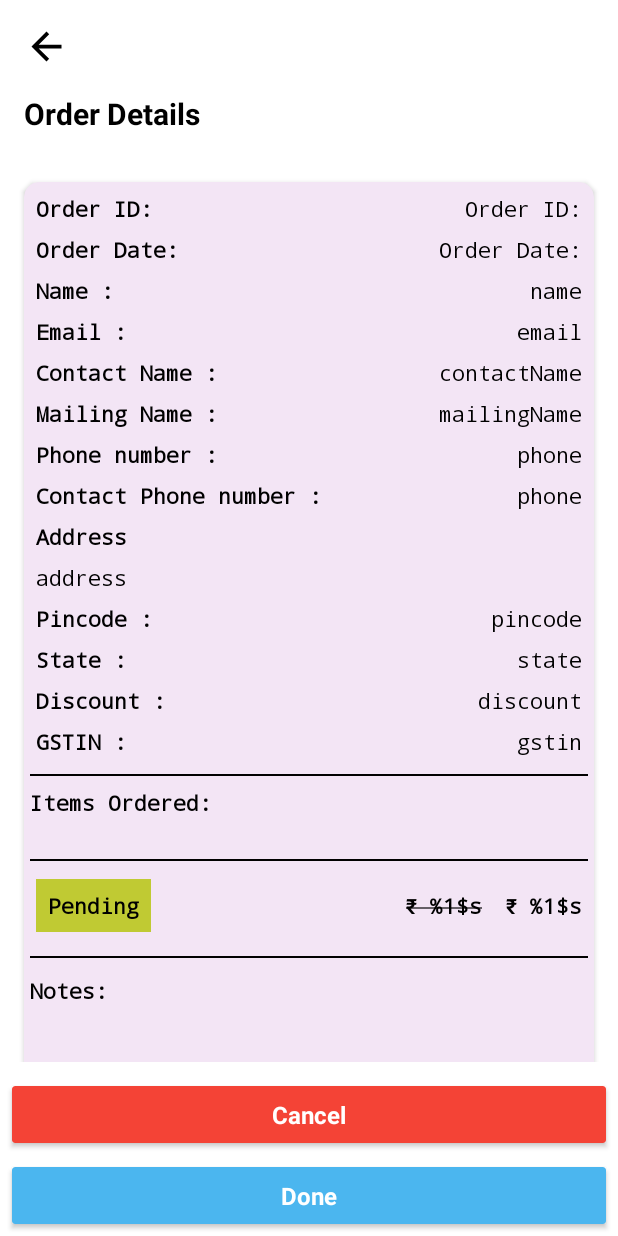
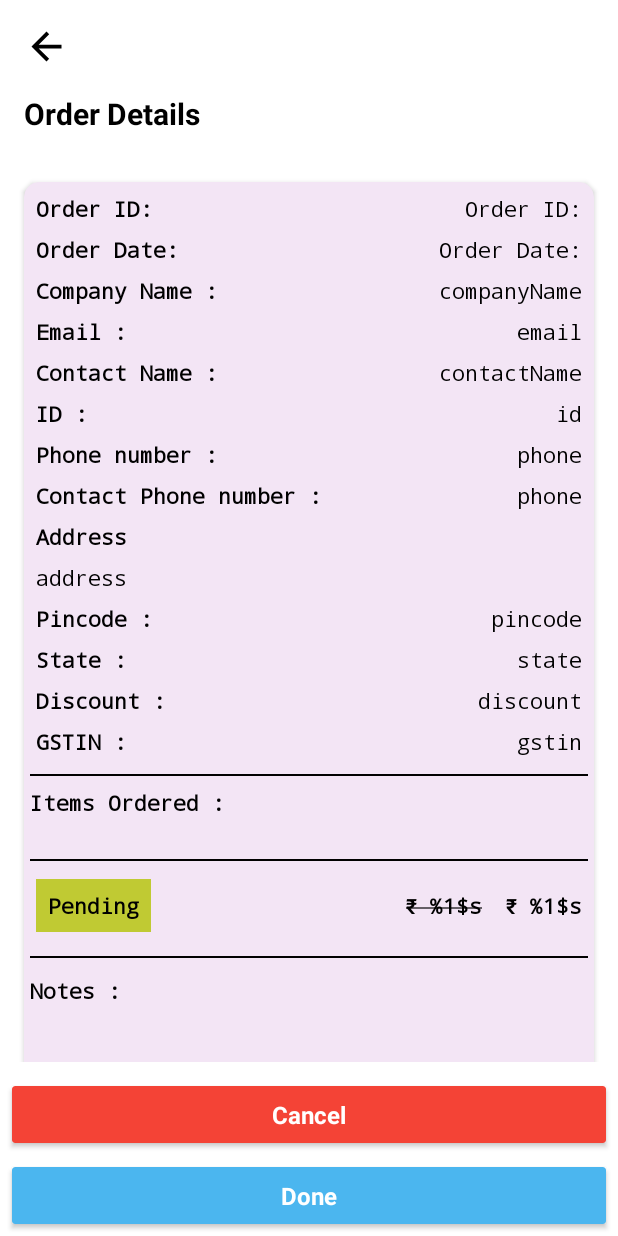
Before and after one commit to pycrash/Hercules, an Android app: the DetailedOrdersActivity screen opened directly, with no data from a screen before it, on a phone screen of 412 x 824 dp. Run offline under Robolectric (Android 15) with nearby library versions, the phone set to English and light mode, and no system bars; our stand-ins replace Firebase (no records; nobody signed in at launch, a user with empty details on screens opened directly); libraries missing offline, so code that uses them is left out: com.orhanobut.hawk; 37 statements that could not run were skipped.

Commit message:
Firestore Document fields id Changed

```diff
--- a/app/src/main/java/com/example/hercules/Home/HomeActivity.java
+++ b/app/src/main/java/com/example/hercules/Home/HomeActivity.java
@@ -14,7 +14,6 @@ import androidx.fragment.app.FragmentManager;
 import androidx.fragment.app.FragmentPagerAdapter;
 import androidx.viewpager.widget.ViewPager;
 
-import android.content.DialogInterface;
 import android.content.Intent;
 
 import com.andremion.counterfab.CounterFab;
@@ -42,7 +41,6 @@ import com.orhanobut.hawk.Hawk;
 import android.content.SharedPreferences;
 import android.net.Uri;
 import android.os.Bundle;
-import android.os.Handler;
 import android.util.Log;
 import android.view.LayoutInflater;
 import android.view.Menu;
@@ -360,12 +358,12 @@ public class HomeActivity extends AppCompatActivity implements NavigationView.On
         View hView = navigationView.getHeaderView(0);
 
         Log.d(TAG, "setupHeaderView: Header View credentials");
-        Log.d(TAG, "setupHeaderView: name: " + Hawk.get(getString(R.string.name)));
+        Log.d(TAG, "setupHeaderView: name: " + Hawk.get(getString(R.string.companyName)));
         Log.d(TAG, "setupHeaderView: email : " + Hawk.get(getString(R.string.email)));
         Log.d(TAG, "setupHeaderView: phone : " + Hawk.get(getString(R.string.phone)));
 
         TextView header_name = hView.findViewById(R.id.textview_header_name);
-        String name = Hawk.get(getString(R.string.name));
+        String name = Hawk.get(getString(R.string.companyName));
         header_name.setText(name);
 
         TextView header_email = hView.findViewById(R.id.textView_header_email_address);
--- a/app/src/main/java/com/example/hercules/MyOrders/MyOrders.java
+++ b/app/src/main/java/com/example/hercules/MyOrders/MyOrders.java
@@ -1,16 +1,13 @@
 package com.example.hercules.MyOrders;
 
 import androidx.annotation.NonNull;
-import androidx.appcompat.app.AlertDialog;
 import androidx.appcompat.app.AppCompatActivity;
 import androidx.recyclerview.widget.LinearLayoutManager;
 import androidx.recyclerview.widget.RecyclerView;
 
-import android.content.Context;
 import android.os.Bundle;
 import android.os.Handler;
 import android.util.Log;
-import android.view.LayoutInflater;
 import android.view.View;
 import android.widget.ImageView;
 import android.widget.LinearLayout;
@@ -82,7 +79,7 @@ public class MyOrders extends AppCompatActivity {
 
     private void loadOrders() {
         Hawk.init(MyOrders.this).build();
-        DatabaseReference databaseReference = FirebaseDatabase.getInstance().getReference(Hawk.get(getString(R.string.mailingName)).toString().replaceAll(" ", "")).child(getString(R.string.firebase_orders));
+        DatabaseReference databaseReference = FirebaseDatabase.getInstance().getReference(Hawk.get(getString(R.string.id)).toString().replaceAll(" ", "")).child(getString(R.string.firebase_orders));
         databaseReference.addValueEventListener(new ValueEventListener() {
             @Override
             public void onDataChange(@NonNull DataSnapshot snapshot) {
--- a/app/src/main/java/com/example/hercules/Trading/LedgerFragment.java
+++ b/app/src/main/java/com/example/hercules/Trading/LedgerFragment.java
@@ -109,9 +109,9 @@ public class LedgerFragment extends Fragment {
         Log.d(TAG, "loadLedger: building Hawk");
         Hawk.init(Objects.requireNonNull(getContext())).build();
 
-        Log.d(TAG, "loadLedger: referencing child Ledger for " + Hawk.get(getString(R.string.mailingName)));
+        Log.d(TAG, "loadLedger: referencing child Ledger for " + Hawk.get(getString(R.string.id)));
 
-        DatabaseReference databaseReference = FirebaseDatabase.getInstance().getReference(Hawk.get(getString(R.string.mailingName)).toString().replaceAll(" ", "")).child(getString(R.string.ledger));
+        DatabaseReference databaseReference = FirebaseDatabase.getInstance().getReference(Hawk.get(getString(R.string.id)).toString().replaceAll(" ", "")).child(getString(R.string.ledger));
         databaseReference.addValueEventListener(new ValueEventListener() {
             @Override
             public void onDataChange(@NonNull DataSnapshot snapshot) {
--- a/app/src/main/java/com/example/hercules/Trading/SOLFragment.java
+++ b/app/src/main/java/com/example/hercules/Trading/SOLFragment.java
@@ -113,8 +113,8 @@ public class SOLFragment extends Fragment {
         Log.d(TAG, "loadSOL: building Hawk");
         Hawk.init(Objects.requireNonNull(getContext())).build();
 
-        Log.d(TAG, "loadSOL: referencing child SOL for " + Hawk.get(getString(R.string.mailingName)));
-        DatabaseReference databaseReference = FirebaseDatabase.getInstance().getReference(Hawk.get(getString(R.string.mailingName)).toString().replaceAll(" ", "")).child(getString(R.string.SOL));
+        Log.d(TAG, "loadSOL: referencing child SOL for " + Hawk.get(getString(R.string.id)));
+        DatabaseReference databaseReference = FirebaseDatabase.getInstance().getReference(Hawk.get(getString(R.string.id)).toString().replaceAll(" ", "")).child(getString(R.string.SOL));
         databaseReference.addValueEventListener(new ValueEventListener() {
             @Override
             public void onDataChange(@NonNull DataSnapshot snapshot) {
--- a/app/src/main/res/layout/activity_new_orders.xml
+++ b/app/src/main/res/layout/activity_new_orders.xml
@@ -136,7 +136,7 @@
                             android:layout_height="wrap_content"
                             android:layout_marginBottom="8dp"
                             android:fontFamily="monospace"
-                            android:text="@string/ui_name"
+                            android:text="@string/ui_company_name"
                             android:textColor="@color/text_color"
                             android:textSize="@dimen/secondary_text"
                             android:textStyle="bold" />
@@ -148,7 +148,7 @@
                             android:layout_gravity="end"
                             android:layout_marginBottom="8dp"
                             android:fontFamily="monospace"
-                            android:text="@string/name"
+                            android:text="@string/companyName"
                             android:textAlignment="viewEnd"
                             android:textColor="@color/text_color"
                             android:textSize="@dimen/secondary_text" />
@@ -226,7 +226,7 @@
                             android:layout_height="wrap_content"
                             android:layout_marginBottom="8dp"
                             android:fontFamily="monospace"
-                            android:text="@string/ui_mailing_name"
+                            android:text="@string/ui_id"
                             android:textColor="@color/text_color"
                             android:textSize="@dimen/secondary_text"
                             android:textStyle="bold" />
@@ -238,7 +238,7 @@
                             android:layout_gravity="end"
                             android:layout_marginBottom="8dp"
                             android:fontFamily="monospace"
-                            android:text="@string/mailingName"
+                            android:text="@string/id"
                             android:textAlignment="viewEnd"
                             android:textColor="@color/text_color"
                             android:textSize="@dimen/secondary_text" />
--- a/app/src/main/res/layout/home_activity_drawer_header.xml
+++ b/app/src/main/res/layout/home_activity_drawer_header.xml
@@ -18,7 +18,7 @@
         android:layout_height="wrap_content"
         android:layout_marginTop="@dimen/activity_vertical_margin"
         android:paddingTop="@dimen/standard_margin"
-        android:text="@string/name"
+        android:text="@string/companyName"
         android:textColor="@color/text_color"
         android:textSize="@dimen/page_big_titles" />
 
--- a/app/src/main/res/values/strings.xml
+++ b/app/src/main/res/values/strings.xml
@@ -9,9 +9,9 @@
     <!-- ****************************** Do not edit ****************************** -->
     <!-- ****************************** User credentials strings ****************************** -->
     <string name="email">email</string>
-    <string name="name">name</string>
+    <string name="companyName">companyName</string>
     <string name="phone">phone</string>
-    <string name="mailingName">mailingName</string>
+    <string name="id">id</string>
     <string name="address">address</string>
     <string name="pincode">pincode</string>
     <string name="state">state</string>
@@ -114,19 +114,19 @@
     <string name="ui_order_id">Order ID: </string>
     <string name="ui_order_date">Order Date: </string>
     <string name="ui_order_status">Order Status : </string>
-    <string name="ui_name">Name : </string>
+    <string name="ui_company_name">Company Name : </string>
     <string name="ui_email">Email : </string>
     <string name="ui_contact_name">Contact Name : </string>
     <string name="ui_contact_number">Contact Phone number : </string>
-    <string name="ui_mailing_name">Mailing Name : </string>
+    <string name="ui_id">ID : </string>
     <string name="ui_phone_number">Phone number : </string>
     <string name="ui_address">Address</string>
     <string name="ui_pincode">Pincode : </string>
     <string name="ui_state">State : </string>
     <string name="ui_discount">Discount : </string>
     <string name="ui_gstin">GSTIN : </string>
-    <string name="ui_items_ordered">Items Ordered: </string>
-    <string name="ui_notes">Notes: </string>
+    <string name="ui_items_ordered">Items Ordered : </string>
+    <string name="ui_notes">Notes : </string>
     <string name="ui_total">Total : </string>
     <string name="ui_new_total">New Total : </string>
     <string name="view_full_order_details">View full order details</string>
```
Also changed, not shown: app/src/main/java/com/example/hercules/LoginAndRegister/AccountInfo.java (+4 -6 lines), app/src/main/java/com/example/hercules/MyOrders/DetailedOrdersActivity.java (+1 -15 lines), app/src/main/java/com/example/hercules/OrderActivities/ConfirmationActivity.java (+11 -29 lines), app/src/main/java/com/example/hercules/Trading/Trading.java (+12 -14 lines), app/src/main/res/layout/individual_pending_orders.xml (+4 -4 lines).
